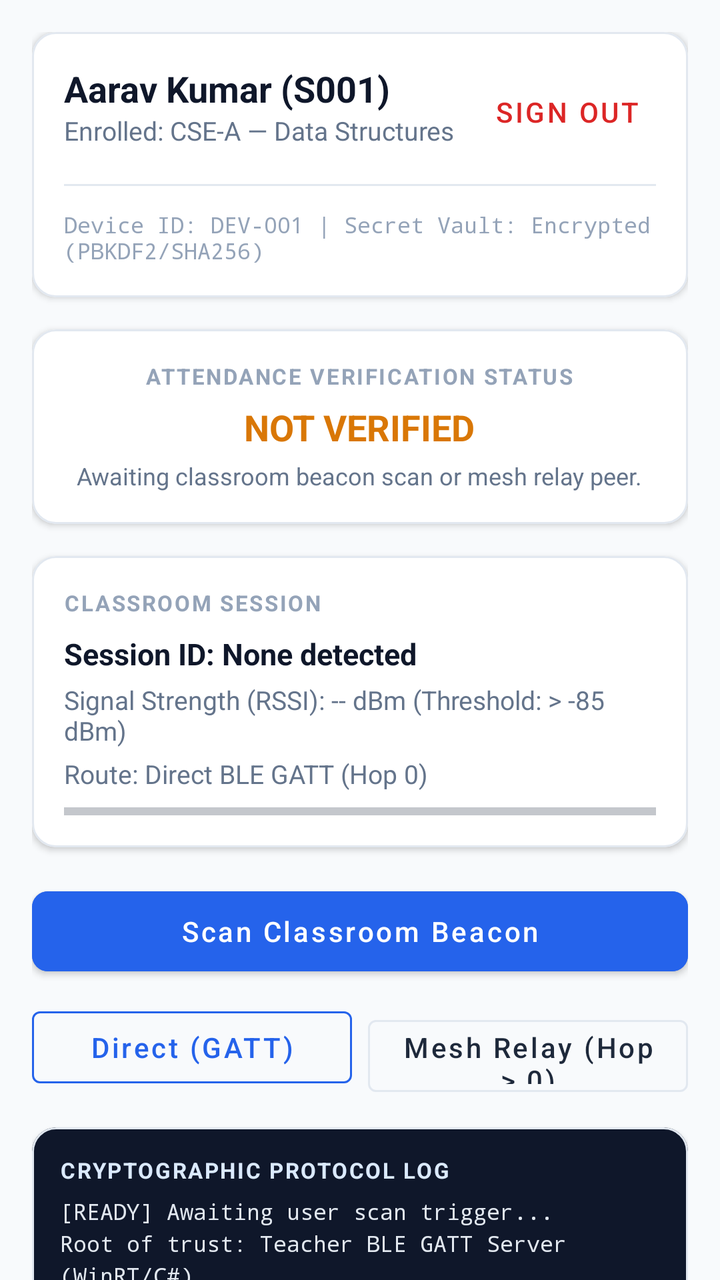
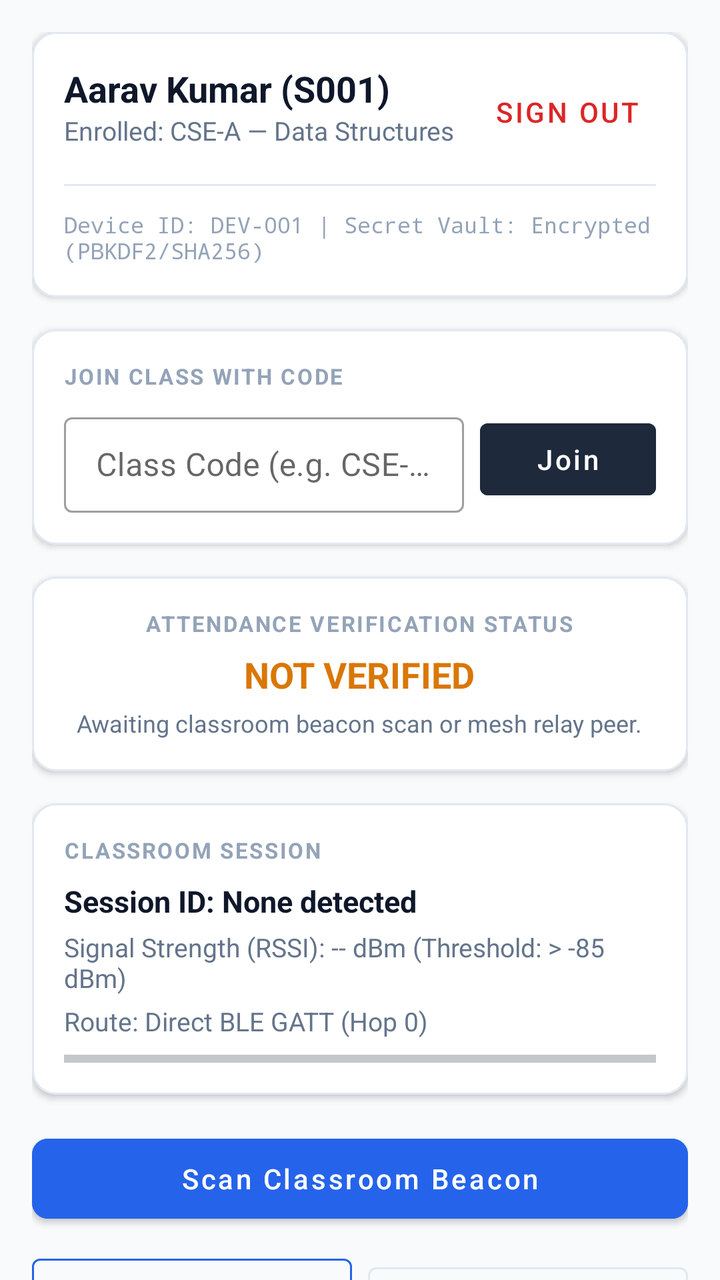

The first picture is an Android layout as it rendered before a commit; the second is the same layout after the commit. The layout source and the unified diff follow.
<!-- AndroidManifest.xml: application theme Theme.BLEAttendance -->
<!-- res/layout/activity_main.xml -->
<?xml version="1.0" encoding="utf-8"?>
<androidx.coordinatorlayout.widget.CoordinatorLayout
    xmlns:android="http://schemas.android.com/apk/res/android"
    xmlns:app="http://schemas.android.com/apk/res-auto"
    android:layout_width="match_parent"
    android:layout_height="match_parent"
    android:background="@color/bg_main">

    <androidx.core.widget.NestedScrollView
        android:layout_width="match_parent"
        android:layout_height="match_parent"
        android:fillViewport="true">

        <LinearLayout
            android:layout_width="match_parent"
            android:layout_height="wrap_content"
            android:orientation="vertical"
            android:padding="16dp">

            
            <com.google.android.material.card.MaterialCardView
                android:layout_width="match_parent"
                android:layout_height="wrap_content"
                app:cardCornerRadius="12dp"
                app:cardElevation="2dp"
                app:strokeColor="@color/border_color"
                app:strokeWidth="1dp"
                android:backgroundTint="@color/card_bg"
                android:layout_marginBottom="16dp">

                <LinearLayout
                    android:layout_width="match_parent"
                    android:layout_height="wrap_content"
                    android:orientation="vertical"
                    android:padding="16dp">

                    <RelativeLayout
                        android:layout_width="match_parent"
                        android:layout_height="wrap_content">

                        <TextView
                            android:id="@+id/tvStudentName"
                            android:layout_width="wrap_content"
                            android:layout_height="wrap_content"
                            android:text="Aarav Kumar (S001)"
                            android:textColor="@color/text_primary"
                            android:textSize="18sp"
                            android:textStyle="bold" />

                        <TextView
                            android:id="@+id/tvClassEnrolled"
                            android:layout_width="wrap_content"
                            android:layout_height="wrap_content"
                            android:layout_below="@id/tvStudentName"
                            android:text="Enrolled: CSE-A — Data Structures"
                            android:textColor="@color/text_secondary"
                            android:textSize="13sp" />

                        <com.google.android.material.button.MaterialButton
                            android:id="@+id/btnLogout"
                            style="@style/Widget.MaterialComponents.Button.TextButton"
                            android:layout_width="wrap_content"
                            android:layout_height="wrap_content"
                            android:layout_alignParentEnd="true"
                            android:layout_centerVertical="true"
                            android:text="@string/action_logout"
                            android:textColor="@color/danger" />
                    </RelativeLayout>

                    <View
                        android:layout_width="match_parent"
                        android:layout_height="1dp"
                        android:background="@color/border_color"
                        android:layout_marginTop="12dp"
                        android:layout_marginBottom="12dp" />

                    <TextView
                        android:id="@+id/tvDeviceBinding"
                        android:layout_width="match_parent"
                        android:layout_height="wrap_content"
                        android:text="Device ID: DEV-001 | Secret Vault: Encrypted (PBKDF2/SHA256)"
                        android:fontFamily="monospace"
                        android:textColor="@color/text_muted"
                        android:textSize="11sp" />

                </LinearLayout>
            </com.google.android.material.card.MaterialCardView>

            
            <com.google.android.material.card.MaterialCardView
                android:id="@+id/cardStatus"
                android:layout_width="match_parent"
                android:layout_height="wrap_content"
                app:cardCornerRadius="12dp"
                app:cardElevation="2dp"
                app:strokeColor="@color/border_color"
                app:strokeWidth="1dp"
                android:backgroundTint="@color/card_bg"
                android:layout_marginBottom="16dp">

                <LinearLayout
                    android:layout_width="match_parent"
                    android:layout_height="wrap_content"
                    android:orientation="vertical"
                    android:padding="16dp"
                    android:gravity="center">

                    <TextView
                        android:layout_width="wrap_content"
                        android:layout_height="wrap_content"
                        android:text="ATTENDANCE VERIFICATION STATUS"
                        android:textColor="@color/text_muted"
                        android:textSize="11sp"
                        android:letterSpacing="0.08"
                        android:textStyle="bold" />

                    <TextView
                        android:id="@+id/tvStatusBadge"
                        android:layout_width="wrap_content"
                        android:layout_height="wrap_content"
                        android:text="@string/status_not_verified"
                        android:textColor="@color/warning"
                        android:textSize="18sp"
                        android:textStyle="bold"
                        android:layout_marginTop="6dp"
                        android:layout_marginBottom="4dp" />

                    <TextView
                        android:id="@+id/tvStatusDesc"
                        android:layout_width="wrap_content"
                        android:layout_height="wrap_content"
                        android:text="Awaiting classroom beacon scan or mesh relay peer."
                        android:textColor="@color/text_secondary"
                        android:textSize="12sp"
                        android:textAlignment="center" />

                </LinearLayout>
            </com.google.android.material.card.MaterialCardView>

            
            <com.google.android.material.card.MaterialCardView
                android:id="@+id/cardSession"
                android:layout_width="match_parent"
                android:layout_height="wrap_content"
                app:cardCornerRadius="12dp"
                app:cardElevation="2dp"
                app:strokeColor="@color/border_color"
                app:strokeWidth="1dp"
                android:backgroundTint="@color/card_bg"
                android:layout_marginBottom="16dp">

                <LinearLayout
                    android:layout_width="match_parent"
                    android:layout_height="wrap_content"
                    android:orientation="vertical"
                    android:padding="16dp">

                    <TextView
                        android:layout_width="wrap_content"
                        android:layout_height="wrap_content"
                        android:text="CLASSROOM SESSION"
                        android:textColor="@color/text_muted"
                        android:textSize="11sp"
                        android:letterSpacing="0.08"
                        android:textStyle="bold"
                        android:layout_marginBottom="8dp" />

                    <TextView
                        android:id="@+id/tvSessionId"
                        android:layout_width="wrap_content"
                        android:layout_height="wrap_content"
                        android:text="Session ID: None detected"
                        android:textColor="@color/text_primary"
                        android:textSize="15sp"
                        android:textStyle="bold" />

                    <TextView
                        android:id="@+id/tvSignalRssi"
                        android:layout_width="wrap_content"
                        android:layout_height="wrap_content"
                        android:text="Signal Strength (RSSI): -- dBm (Threshold: > -85 dBm)"
                        android:textColor="@color/text_secondary"
                        android:textSize="13sp"
                        android:layout_marginTop="4dp" />

                    <TextView
                        android:id="@+id/tvRouteInfo"
                        android:layout_width="wrap_content"
                        android:layout_height="wrap_content"
                        android:text="Route: Direct BLE GATT (Hop 0)"
                        android:textColor="@color/text_secondary"
                        android:textSize="13sp"
                        android:layout_marginTop="4dp" />

                    <com.google.android.material.progressindicator.LinearProgressIndicator
                        android:id="@+id/progressRssi"
                        android:layout_width="match_parent"
                        android:layout_height="8dp"
                        android:max="100"
                        android:progress="0"
                        android:layout_marginTop="8dp" />

                </LinearLayout>
            </com.google.android.material.card.MaterialCardView>

            
            <LinearLayout
                android:layout_width="match_parent"
                android:layout_height="wrap_content"
                android:orientation="vertical"
                android:layout_marginBottom="16dp">

                <com.google.android.material.button.MaterialButton
                    android:id="@+id/btnScanBeacon"
                    android:layout_width="match_parent"
                    android:layout_height="52dp"
                    android:text="@string/action_scan_classroom"
                    android:textAllCaps="false"
                    android:backgroundTint="@color/accent"
                    app:cornerRadius="8dp"
                    android:layout_marginBottom="8dp" />

                <LinearLayout
                    android:layout_width="match_parent"
                    android:layout_height="wrap_content"
                    android:orientation="horizontal">

                    <com.google.android.material.button.MaterialButton
                        android:id="@+id/btnSubmitDirect"
                        style="@style/Widget.MaterialComponents.Button.OutlinedButton"
                        android:layout_width="0dp"
                        android:layout_height="48dp"
                        android:layout_weight="1"
                        android:text="Direct (GATT)"
                        android:textAllCaps="false"
                        android:textColor="@color/accent"
                        app:strokeColor="@color/accent"
                        android:layout_marginEnd="4dp" />

                    <com.google.android.material.button.MaterialButton
                        android:id="@+id/btnSubmitRelay"
                        style="@style/Widget.MaterialComponents.Button.OutlinedButton"
                        android:layout_width="0dp"
                        android:layout_height="48dp"
                        android:layout_weight="1"
                        android:text="Mesh Relay (Hop &gt; 0)"
                        android:textAllCaps="false"
                        android:textColor="@color/primary"
                        app:strokeColor="@color/border_color"
                        android:layout_marginStart="4dp" />

                </LinearLayout>
            </LinearLayout>

            
            <com.google.android.material.card.MaterialCardView
                android:layout_width="match_parent"
                android:layout_height="wrap_content"
                app:cardCornerRadius="12dp"
                app:cardElevation="2dp"
                app:strokeColor="@color/border_color"
                app:strokeWidth="1dp"
                android:backgroundTint="@color/primary_dark"
                android:layout_marginBottom="16dp">

                <LinearLayout
                    android:layout_width="match_parent"
                    android:layout_height="wrap_content"
                    android:orientation="vertical"
                    android:padding="14dp">

                    <TextView
                        android:layout_width="wrap_content"
                        android:layout_height="wrap_content"
                        android:text="CRYPTOGRAPHIC PROTOCOL LOG"
                        android:textColor="@color/accent_soft"
                        android:textSize="11sp"
                        android:letterSpacing="0.08"
                        android:textStyle="bold"
                        android:layout_marginBottom="6dp" />

                    <TextView
                        android:id="@+id/tvProtocolLog"
                        android:layout_width="match_parent"
                        android:layout_height="wrap_content"
                        android:text="[READY] Awaiting user scan trigger...\nRoot of trust: Teacher BLE GATT Server (WinRT/C#)"
                        android:fontFamily="monospace"
                        android:textColor="#E2E8F0"
                        android:textSize="11sp"
                        android:lineSpacingExtra="3dp" />

                </LinearLayout>
            </com.google.android.material.card.MaterialCardView>

            
            <TextView
                android:layout_width="wrap_content"
                android:layout_height="wrap_content"
                android:text="LOCAL ATTENDANCE HISTORY"
                android:textColor="@color/text_muted"
                android:textSize="12sp"
                android:letterSpacing="0.08"
                android:textStyle="bold"
                android:layout_marginBottom="8dp" />

            <androidx.recyclerview.widget.RecyclerView
                android:id="@+id/rvAttendanceHistory"
                android:layout_width="match_parent"
                android:layout_height="wrap_content"
                android:nestedScrollingEnabled="false" />

            <TextView
                android:id="@+id/tvEmptyHistory"
                android:layout_width="match_parent"
                android:layout_height="wrap_content"
                android:text="@string/empty_history"
                android:textColor="@color/text_secondary"
                android:textSize="13sp"
                android:gravity="center"
                android:padding="16dp"
                android:visibility="gone" />

        </LinearLayout>
    </androidx.core.widget.NestedScrollView>
</androidx.coordinatorlayout.widget.CoordinatorLayout>
<!-- resources referenced by this layout -->
<resources>
  <color name="accent">#2563EB</color>
  <color name="accent_soft">#DBEAFE</color>
  <color name="bg_main">#F8FAFC</color>
  <color name="border_color">#E2E8F0</color>
  <color name="card_bg">#FFFFFF</color>
  <color name="danger">#DC2626</color>
  <color name="primary">#1E293B</color>
  <color name="primary_dark">#0F172A</color>
  <color name="text_muted">#94A3B8</color>
  <color name="text_primary">#0F172A</color>
  <color name="text_secondary">#64748B</color>
  <color name="warning">#D97706</color>
  <string name="action_logout">Sign Out</string>
  <string name="action_scan_classroom">Scan Classroom Beacon</string>
  <string name="empty_history">No attendance records recorded yet.</string>
  <string name="status_not_verified">NOT VERIFIED</string>
  <style name="Theme.BLEAttendance" parent="Theme.MaterialComponents.DayNight.NoActionBar">
          <item name="colorPrimary">@color/primary</item>
          <item name="colorPrimaryVariant">@color/primary_dark</item>
          <item name="colorOnPrimary">@android:color/white</item>
          <item name="colorSecondary">@color/accent</item>
          <item name="colorSecondaryVariant">@color/accent_light</item>
          <item name="colorOnSecondary">@android:color/white</item>
          <item name="android:statusBarColor">@color/primary_dark</item>
          <item name="android:windowBackground">@color/bg_main</item>
      </style>
  <color name="accent_light">#3B82F6</color>
</resources>

<!-- the commit's change to res/layout/activity_main.xml (unified diff, before → after) -->
@@ -82,6 +82,78 @@
                         android:fontFamily="monospace"
                         android:textColor="@color/text_muted"
                         android:textSize="11sp" />
+
+                </LinearLayout>
+            </com.google.android.material.card.MaterialCardView>
+
+            
+            <com.google.android.material.card.MaterialCardView
+                android:id="@+id/cardJoinClass"
+                android:layout_width="match_parent"
+                android:layout_height="wrap_content"
+                app:cardCornerRadius="12dp"
+                app:cardElevation="2dp"
+                app:strokeColor="@color/border_color"
+                app:strokeWidth="1dp"
+                android:backgroundTint="@color/card_bg"
+                android:layout_marginBottom="16dp">
+
+                <LinearLayout
+                    android:layout_width="match_parent"
+                    android:layout_height="wrap_content"
+                    android:orientation="vertical"
+                    android:padding="16dp">
+
+                    <TextView
+                        android:layout_width="wrap_content"
+                        android:layout_height="wrap_content"
+                        android:text="JOIN CLASS WITH CODE"
+                        android:textColor="@color/text_muted"
+                        android:textSize="11sp"
+                        android:letterSpacing="0.08"
+                        android:textStyle="bold"
+                        android:layout_marginBottom="8dp" />
+
+                    <LinearLayout
+                        android:layout_width="match_parent"
+                        android:layout_height="wrap_content"
+                        android:orientation="horizontal"
+                        android:gravity="center_vertical">
+
+                        <com.google.android.material.textfield.TextInputLayout
+                            android:id="@+id/tilJoinCode"
+                            android:layout_width="0dp"
+                            android:layout_height="wrap_content"
+                            android:layout_weight="1"
+                            android:hint="Class Code (e.g. CSE-A)"
+                            style="@style/Widget.MaterialComponents.TextInputLayout.OutlinedBox.Dense">
+
+                            <com.google.android.material.textfield.TextInputEditText
+                                android:id="@+id/etJoinClassCode"
+                                android:layout_width="match_parent"
+                                android:layout_height="wrap_content"
+                                android:inputType="textCapCharacters"
+                                android:maxLines="1" />
+                        </com.google.android.material.textfield.TextInputLayout>
+
+                        <com.google.android.material.button.MaterialButton
+                            android:id="@+id/btnJoinClass"
+                            android:layout_width="wrap_content"
+                            android:layout_height="wrap_content"
+                            android:text="Join"
+                            android:textAllCaps="false"
+                            android:backgroundTint="@color/primary"
+                            android:layout_marginStart="8dp" />
+                    </LinearLayout>
+
+                    <TextView
+                        android:id="@+id/tvJoinStatus"
+                        android:layout_width="wrap_content"
+                        android:layout_height="wrap_content"
+                        android:textColor="@color/text_secondary"
+                        android:textSize="12sp"
+                        android:visibility="gone"
+                        android:layout_marginTop="6dp" />
 
                 </LinearLayout>
             </com.google.android.material.card.MaterialCardView>
